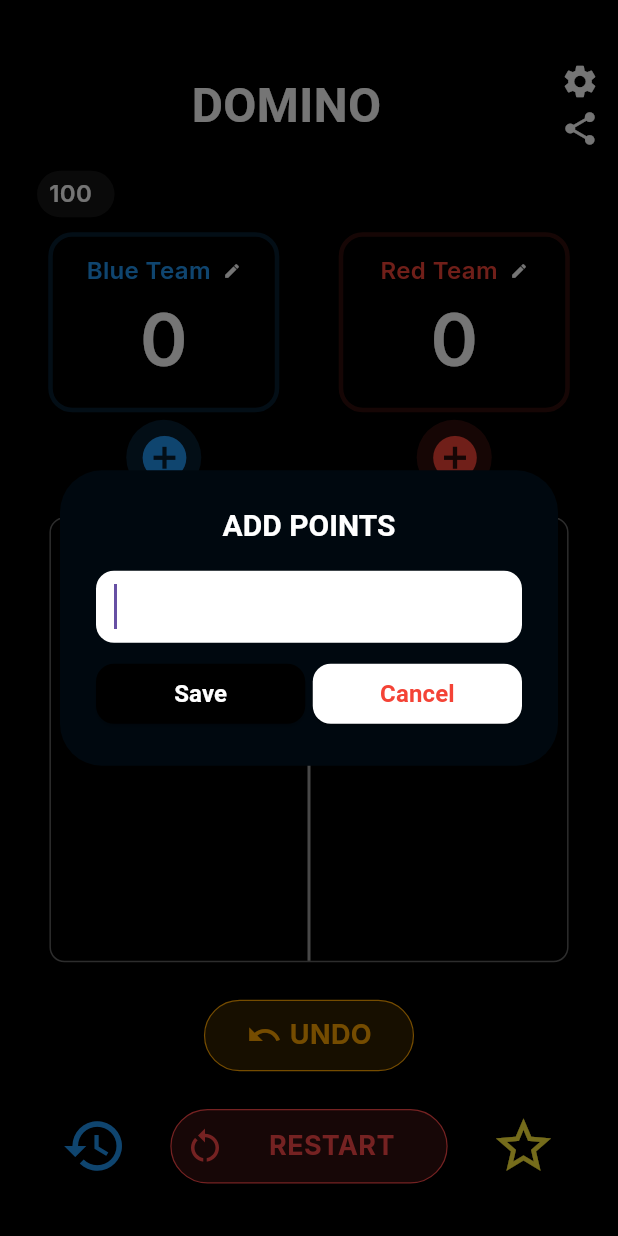
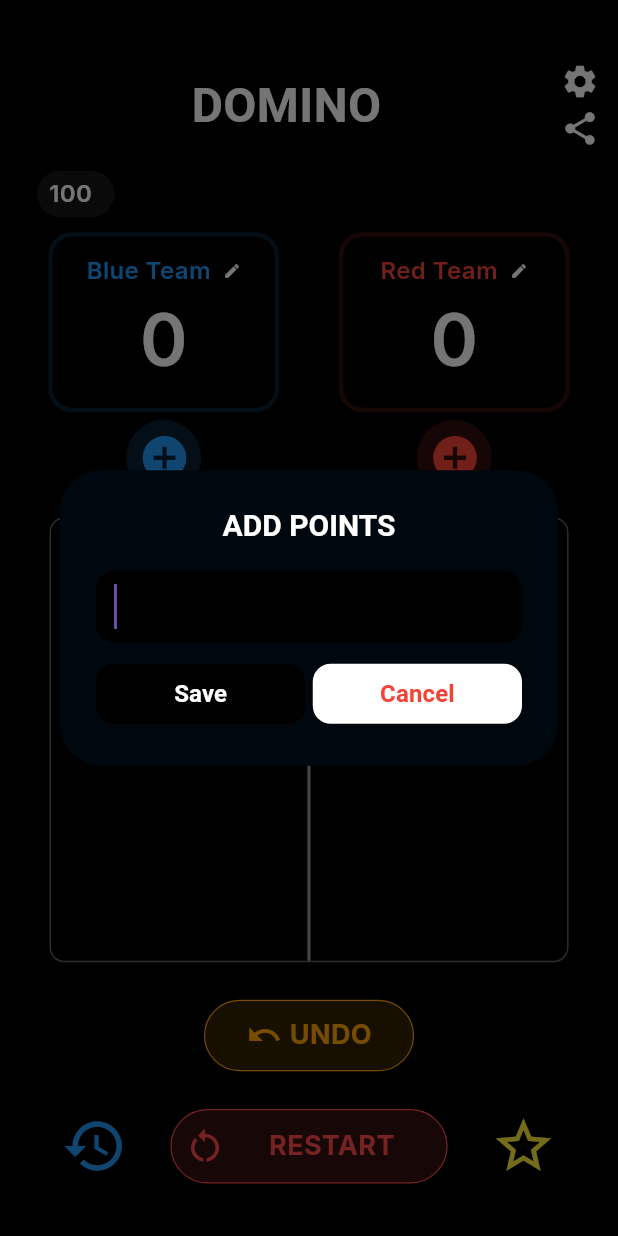
Before and after one commit to BenferhatAymen/dominos-notebook-app, a Flutter app: the screen it shows after launch, after a tap on the "add circle" icon, on a phone screen of 412 x 824 dp. Run offline on Flutter 3.47's test engine with Material 3 defaults, Android fonts, the phone set to English and light mode, and no system bars; our stand-ins replace google_fonts, hive, hive_flutter; accounts and stored records are empty.

Commit message:
added screenshots

```diff
--- a/lib/features/home_screen/logic/hive_functions.dart
+++ b/lib/features/home_screen/logic/hive_functions.dart
@@ -13,3 +13,8 @@ void writeTeamB(Box<dynamic> box, Team teamB) {
   box.put('TeamB', teamB);
   print(box.get("TeamB"));
 }
+
+void resetHiveHistory() {
+  var box = Hive.box("dominos");
+  box.delete("History");
+}
--- a/lib/features/home_screen/logic/reset_history.dart
+++ b/lib/features/home_screen/logic/reset_history.dart
@@ -1,5 +1,8 @@
 import 'package:dominos_notebook/core/constants.dart';
+import 'package:dominos_notebook/features/home_screen/logic/hive_functions.dart';
+import 'package:hive_flutter/hive_flutter.dart';
 
 void resetHistory() {
   historyGames.clear();
+  resetHiveHistory();
 }
--- a/lib/features/home_screen/presentation/home_screen.dart
+++ b/lib/features/home_screen/presentation/home_screen.dart
@@ -24,6 +24,7 @@ class _HomeScreenState extends State<HomeScreen> {
   late Team blueTeam;
 
   late Team redTeam;
+  var mainbox = Hive.box("dominos");
   String lastAddedTeam = "none";
   int targetScore = 100;
 
@@ -48,13 +49,13 @@ class _HomeScreenState extends State<HomeScreen> {
     return box.get("TeamB");
   }
 
-  var mainbox = Hive.box("dominos");
   @override
   void initState() {
     super.initState();
     blueTeam = readTeamA(mainbox) ?? Team(name: "Blue Team");
     print(blueTeam.getGamePoints());
     redTeam = readTeamB(mainbox) ?? Team(name: "Red Team");
+    print(redTeam.getGamePoints());
     Future.delayed(Duration.zero, () {
       precacheDialog(context);
     });
@@ -64,7 +65,8 @@ class _HomeScreenState extends State<HomeScreen> {
     OverlayEntry overlayEntry = OverlayEntry(
       builder: (context) => Offstage(
         offstage: true,
-        child: addPointsDialog(
+        child: AddPointsDialog(
+          formKey: GlobalKey<FormState>(),
           controller: TextEditingController(),
           onSave: () {},
         ),
@@ -114,9 +116,7 @@ class _HomeScreenState extends State<HomeScreen> {
                       ],
                     ),
                     SizedBox(height: 10),
-                    Form(
-                      key: formKey,
-                      child: Row(
+                    Row(
                       mainAxisAlignment: MainAxisAlignment.spaceAround,
                       crossAxisAlignment: CrossAxisAlignment.start,
                       children: [
@@ -134,7 +134,8 @@ class _HomeScreenState extends State<HomeScreen> {
                                 showDialog(
                                     context: context,
                                     builder: (BuildContext context) {
-                                        return addPointsDialog(
+                                      return AddPointsDialog(
+                                        formKey:GlobalKey<FormState>(),
                                         controller: blueTeamController,
                                         onSave: () {
                                           if (blueTeamController
@@ -178,7 +179,8 @@ class _HomeScreenState extends State<HomeScreen> {
                             showDialog(
                                 context: context,
                                 builder: (BuildContext context) {
-                                    return addPointsDialog(
+                                  return AddPointsDialog(
+                                    formKey: GlobalKey<FormState>(),
                                     controller: redTeamController,
                                     onSave: () {
                                       if (redTeamController.text.isNotEmpty) {
@@ -194,6 +196,8 @@ class _HomeScreenState extends State<HomeScreen> {
                                             });
                                           }
                                           lastAddedTeam = "red";
+                                          writeTeamA(mainbox, blueTeam);
+                                          writeTeamB(mainbox, redTeam);
                                         });
                                       }
                                     },
@@ -202,7 +206,6 @@ class _HomeScreenState extends State<HomeScreen> {
                           },
                         ),
                       ],
-                      ),
                     ),
                   ],
                 ),
@@ -222,10 +225,13 @@ class _HomeScreenState extends State<HomeScreen> {
                 child: CustomUndoButton(
                   size: size,
                   onTap: () {
-                    if (lastAddedTeam != "none") {
+                    if (blueTeam.getGamePoints().isNotEmpty ||
+                        redTeam.getGamePoints().isNotEmpty) {
                       setState(() {
                         blueTeam.undoPoint();
                         redTeam.undoPoint();
+                        writeTeamA(mainbox, blueTeam);
+                        writeTeamB(mainbox, redTeam);
                       });
                     }
                   },
--- a/lib/features/home_screen/presentation/widgets/add_points_dialog.dart
+++ b/lib/features/home_screen/presentation/widgets/add_points_dialog.dart
@@ -1,16 +1,21 @@
 import 'package:flutter/material.dart';
 
-class addPointsDialog extends StatelessWidget {
-  addPointsDialog(
-      {super.key,
+class AddPointsDialog extends StatelessWidget {
+  AddPointsDialog({
+    super.key,
     this.onSave,
     this.title = "ADD POINTS",
     this.onChanged,
-      required this.controller});
-  VoidCallback? onSave;
-  Function(String)? onChanged;
-  String title;
-  TextEditingController controller;
+    required this.controller,
+    required this.formKey,
+  });
+
+  final VoidCallback? onSave;
+  final Function(String)? onChanged;
+  final String title;
+  final TextEditingController controller;
+  final GlobalKey<FormState> formKey;
+
   @override
   Widget build(BuildContext context) {
     var media = MediaQuery.sizeOf(context);
@@ -19,33 +24,49 @@ class addPointsDialog extends StatelessWidget {
       title: Center(
         child: Text(
           title,
-          style: TextStyle(
+          style: const TextStyle(
             color: Colors.white,
             fontWeight: FontWeight.w600,
             fontSize: 20,
           ),
         ),
       ),
-      content: Column(
+      content: Form(
+        key: formKey,
+        child: Column(
           mainAxisSize: MainAxisSize.min,
           crossAxisAlignment: CrossAxisAlignment.start,
           children: [
             Container(
               decoration: BoxDecoration(
-                color: Colors.white, borderRadius: BorderRadius.circular(12)),
+                color: Colors.black,
+                borderRadius: BorderRadius.circular(12),
+              ),
               child: Container(
                 padding: EdgeInsets.zero,
                 width: media.width * 0.9,
-              child: TextField(
+                child: TextFormField(
                   controller: controller,
                   onChanged: onChanged,
-                style: TextStyle(
-                    color: Colors.black,
+                  validator: (text) {
+                    if (text == null || text.isEmpty) {
+                      return 'Please insert a number';
+                    }
+                    if (int.tryParse(text) == null) {
+                      return 'Please insert a valid number';
+                    }
+                    if (int.parse(text) > 100) {
+                      return 'Points can not be higher than 100';
+                    }
+                    return null;
+                  },
+                  style: const TextStyle(
+                    color: Colors.white,
                     fontSize: 20,
-                    fontWeight: FontWeight.w600),
+                  ),
                   autofocus: true,
                   keyboardType: TextInputType.number,
-                decoration: InputDecoration(
+                  decoration: const InputDecoration(
                     contentPadding: EdgeInsets.only(left: 12),
                     border: InputBorder.none,
                     focusedBorder: InputBorder.none,
@@ -56,21 +77,27 @@ class addPointsDialog extends StatelessWidget {
                 ),
               ),
             ),
-          SizedBox(
-            height: 10,
-          ),
+            const SizedBox(height: 10),
             Row(
               mainAxisSize: MainAxisSize.min,
               children: [
                 Expanded(
                   child: ElevatedButton(
                     onPressed: () {
-                    onSave!();
+                      if (formKey.currentState!.validate()) {
+                        onSave?.call();
                         if (Navigator.canPop(context)) {
                           Navigator.pop(context);
                         }
                         controller.clear();
+                      }
                     },
+                    style: ElevatedButton.styleFrom(
+                      backgroundColor: Colors.black,
+                      shape: RoundedRectangleBorder(
+                        borderRadius: BorderRadius.circular(12),
+                      ),
+                    ),
                     child: const Text(
                       "Save",
                       style: TextStyle(
@@ -79,17 +106,9 @@ class addPointsDialog extends StatelessWidget {
                         fontWeight: FontWeight.w700,
                       ),
                     ),
-                  style: ElevatedButton.styleFrom(
-                    backgroundColor: Colors.black,
-                    shape: RoundedRectangleBorder(
-                      borderRadius: BorderRadius.circular(12),
                   ),
                 ),
-                ),
-              ),
-              SizedBox(
-                width: 5,
-              ),
+                const SizedBox(width: 5),
                 Expanded(
                   child: ElevatedButton(
                     onPressed: () {
@@ -97,18 +116,18 @@ class addPointsDialog extends StatelessWidget {
                         Navigator.pop(context);
                       }
                     },
-                  child: Text(
+                    style: ElevatedButton.styleFrom(
+                      backgroundColor: Colors.white,
+                      shape: RoundedRectangleBorder(
+                        borderRadius: BorderRadius.circular(12),
+                      ),
+                    ),
+                    child: const Text(
                       "Cancel",
                       style: TextStyle(
                         fontSize: 16,
                         color: Colors.red,
                         fontWeight: FontWeight.w700,
-                    ),
-                  ),
-                  style: ElevatedButton.styleFrom(
-                    backgroundColor: Colors.white,
-                    shape: RoundedRectangleBorder(
-                      borderRadius: BorderRadius.circular(12),
                       ),
                     ),
                   ),
@@ -117,6 +136,7 @@ class addPointsDialog extends StatelessWidget {
             ),
           ],
         ),
+      ),
     );
   }
 }
--- a/lib/features/home_screen/presentation/widgets/custom_team_score.dart
+++ b/lib/features/home_screen/presentation/widgets/custom_team_score.dart
@@ -7,15 +7,16 @@ import 'package:hive_flutter/hive_flutter.dart';
 import '../../../../shared/models/team_model.dart';
 
 class CustomTeamScore extends StatefulWidget {
-  CustomTeamScore(
-      {super.key,
+  CustomTeamScore({
+    super.key,
     required this.size,
     required this.currentTeam,
     required this.opponentTeam,
     required this.teamColor,
     required this.onAddPoints,
     required this.currentTeamNameController,
-      required this.box});
+    required this.box,
+  });
 
   final Size size;
   final Team currentTeam;
@@ -23,7 +24,7 @@ class CustomTeamScore extends StatefulWidget {
   final MaterialColor teamColor;
   final Function(int) onAddPoints;
   final TextEditingController currentTeamNameController;
-  final GlobalKey<FormState> formKey = GlobalKey<FormState>();
+
   final Box<dynamic> box;
 
   @override
@@ -31,6 +32,22 @@ class CustomTeamScore extends StatefulWidget {
 }
 
 class _CustomTeamScoreState extends State<CustomTeamScore> {
+  final GlobalKey<FormState> blueformKey = GlobalKey<FormState>();
+  final GlobalKey<FormState> redformKey = GlobalKey<FormState>();
+  late GlobalKey<FormState> formKey;
+  @override
+  void initState() {
+    // TODO: implement initState
+    super.initState();
+    if (widget.teamColor == Colors.blue) {
+      formKey = blueformKey;
+      print("form1");
+    } else {
+      formKey = redformKey;
+      print('form2');
+    }
+  }
+
   @override
   Widget build(BuildContext context) {
     return Column(
@@ -48,7 +65,7 @@ class _CustomTeamScoreState extends State<CustomTeamScore> {
             ),
           ),
           child: Form(
-            key: widget.formKey,
+            key: formKey,
             child: Column(
               mainAxisAlignment: MainAxisAlignment.center,
               children: [
@@ -58,9 +75,10 @@ class _CustomTeamScoreState extends State<CustomTeamScore> {
                         context: context,
                         builder: (BuildContext context) {
                           return EditNameDialog(
+                              formKey: GlobalKey<FormState>(),
                               controller: widget.currentTeamNameController,
                               onSave: () {
-                                if (widget.formKey.currentState!.validate()) {
+
                                   try {
                                     setState(() {
                                       widget.currentTeam.name =
@@ -81,7 +99,7 @@ class _CustomTeamScoreState extends State<CustomTeamScore> {
                                     print('Error: $e');
                                     print('StackTrace: $stackTrace');
                                   }
-                                }
+
                               });
                         });
                   },
--- a/lib/main.dart
+++ b/lib/main.dart
@@ -11,8 +11,8 @@ void main() async {
   Hive.registerAdapter(TeamAdapter());
   Hive.registerAdapter(GameAdapter());
   await Hive.openBox("dominos");
-    // var mainbox = Hive.box("dominos");
-    // mainbox.clear();
+  // var mainbox = Hive.box("dominos");
+  // mainbox.clear();
   runApp(DominosNoteBookApp());
 }
 
```
Also changed, not shown: lib/features/history_screen/logic/hive_history.dart (added, +7 -0 lines), lib/features/history_screen/presentation/history_screen.dart (+28 -8 lines), lib/features/home_screen/logic/check_target.dart (+25 -8 lines), lib/features/home_screen/presentation/widgets/app_footer.dart (+8 -7 lines), lib/features/home_screen/presentation/widgets/edit_name_dialog.dart (+14 -6 lines), 2 other files. Lines whose indentation alone changed are shown as unchanged.
